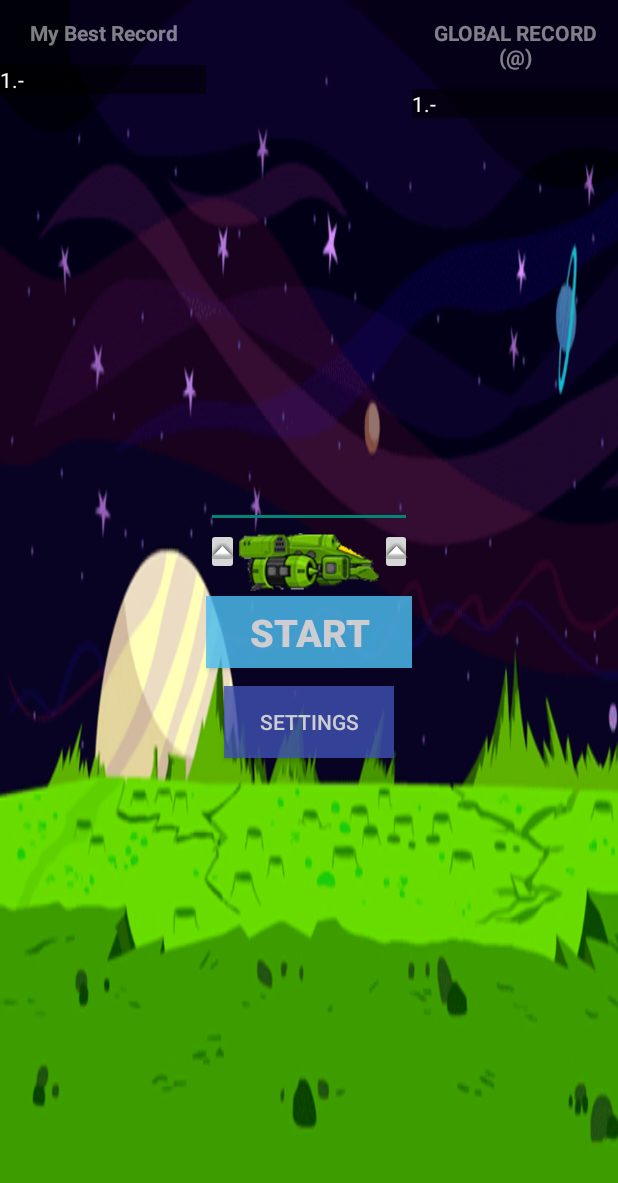
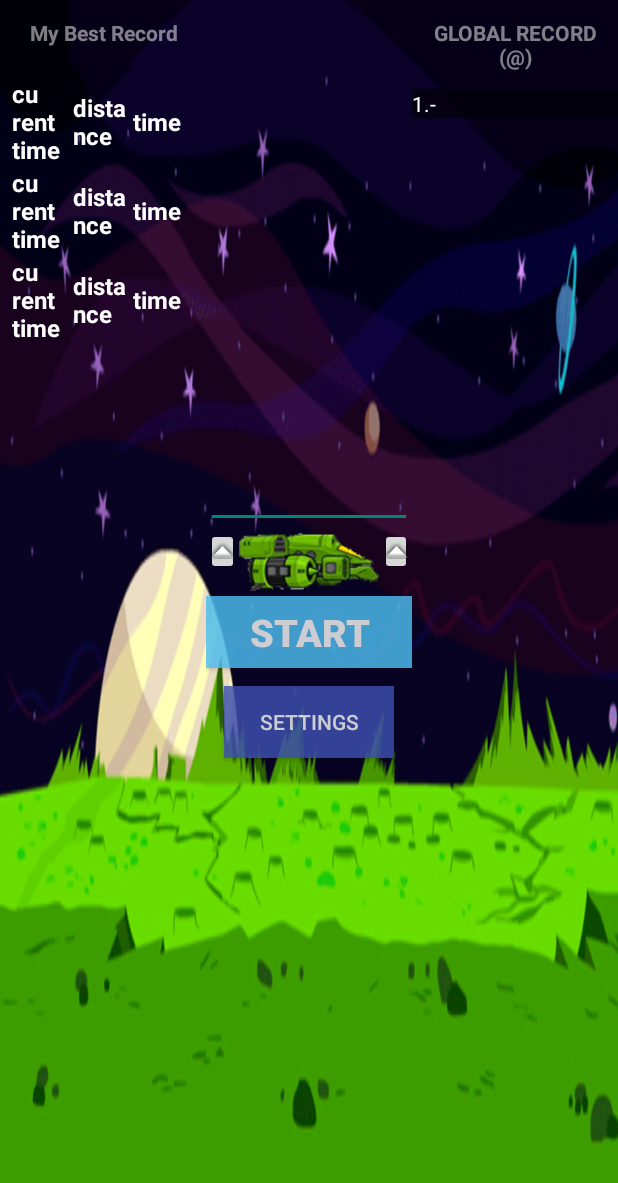
Before and after one commit to NickIvantsov/C4, an Android app: the layout main_fragment.xml on its own in the app's theme, with its tools: preview values and no code run, on a phone screen of 412 x 824 dp. Shown: the top 1183 px of the screen. Run offline under Robolectric (Android 15) with nearby library versions, the phone set to English and light mode, and no system bars.

Commit message:
added recyclerView for user records

```diff
--- a/app/src/main/java/ua/yandex/jere184/c4tappydefender/di/AppComponent.kt
+++ b/app/src/main/java/ua/yandex/jere184/c4tappydefender/di/AppComponent.kt
@@ -3,7 +3,6 @@ package ua.yandex.jere184.c4tappydefender.di
 import android.app.Application
 import dagger.BindsInstance
 import dagger.Component
-import dagger.Provides
 import dagger.android.support.AndroidSupportInjectionModule
 import ua.yandex.jere184.c4tappydefender.core.TappyCosmicEvasionApplication
 import javax.inject.Singleton
--- a/app/src/main/res/layout/main_fragment.xml
+++ b/app/src/main/res/layout/main_fragment.xml
@@ -150,26 +150,19 @@
                 android:textColor="@android:color/white"
                 android:textStyle="bold" />
 
-            <ScrollView
+            <androidx.recyclerview.widget.RecyclerView
+                android:id="@+id/rv_user_records"
                 android:layout_width="match_parent"
-                android:layout_height="match_parent">
-
-                <LinearLayout
-                    android:layout_width="match_parent"
-                    android:layout_height="wrap_content"
-                    android:orientation="vertical">
-
-                    <TextView
-                        android:id="@+id/tv_my_first_place"
-                        android:layout_width="match_parent"
-                        android:layout_height="wrap_content"
-                        android:alpha="1"
-                        android:background="#93000000"
-                        android:gravity="top|left"
-                        android:text="1.-"
-                        android:textColor="@android:color/background_light" />
-                </LinearLayout>
-            </ScrollView>
+                android:layout_height="match_parent"
+                android:layout_marginStart="8dp"
+                android:layout_marginTop="8dp"
+                android:layout_marginEnd="8dp"
+                android:layout_marginBottom="8dp"
+                app:layout_constraintBottom_toBottomOf="parent"
+                app:layout_constraintEnd_toEndOf="parent"
+                app:layout_constraintStart_toStartOf="parent"
+                app:layout_constraintTop_toTopOf="parent"
+                tools:listitem="@layout/user_record_item" />
 
             <!--<TextView-->
             <!--android:id="@+id/tv_my_secondPlace"-->
--- /dev/null
+++ b/app/src/main/res/layout/user_record_item.xml
@@ -0,0 +1,48 @@
+<?xml version="1.0" encoding="utf-8"?>
+<androidx.constraintlayout.widget.ConstraintLayout xmlns:android="http://schemas.android.com/apk/res/android"
+    xmlns:app="http://schemas.android.com/apk/res-auto"
+    xmlns:tools="http://schemas.android.com/tools"
+    android:layout_width="match_parent"
+    android:layout_height="wrap_content">
+
+    <TextView
+        android:id="@+id/tv_curent_time"
+        android:layout_width="0dp"
+        android:layout_height="wrap_content"
+        android:textColor="#FFFFFF"
+        android:textSize="16sp"
+        android:textStyle="bold"
+        app:layout_constraintEnd_toStartOf="@+id/tv_distance"
+        app:layout_constraintHorizontal_bias="0.5"
+        app:layout_constraintStart_toStartOf="parent"
+        app:layout_constraintTop_toTopOf="parent"
+        tools:text="curent time" />
+
+    <TextView
+        android:id="@+id/tv_distance"
+        android:layout_width="0dp"
+        android:layout_height="wrap_content"
+        android:textColor="#FFFFFF"
+        android:textSize="16sp"
+        android:textStyle="bold"
+        app:layout_constraintBottom_toBottomOf="@+id/tv_curent_time"
+        app:layout_constraintEnd_toStartOf="@+id/tv_time"
+        app:layout_constraintHorizontal_bias="0.5"
+        app:layout_constraintStart_toEndOf="@+id/tv_curent_time"
+        app:layout_constraintTop_toTopOf="@+id/tv_curent_time"
+        tools:text="distance" />
+
+    <TextView
+        android:id="@+id/tv_time"
+        android:layout_width="0dp"
+        android:layout_height="wrap_content"
+        android:textColor="#FFFFFF"
+        android:textSize="16sp"
+        android:textStyle="bold"
+        app:layout_constraintBottom_toBottomOf="@+id/tv_distance"
+        app:layout_constraintEnd_toEndOf="parent"
+        app:layout_constraintHorizontal_bias="0.5"
+        app:layout_constraintStart_toEndOf="@+id/tv_distance"
+        app:layout_constraintTop_toTopOf="@+id/tv_distance"
+        tools:text="time" />
+</androidx.constraintlayout.widget.ConstraintLayout>
```
Also changed, not shown: app/src/main/java/ua/yandex/jere184/c4tappydefender/ui/adapters/UserRecordsAdapter.kt (added, +63 -0 lines), app/src/main/java/ua/yandex/jere184/c4tappydefender/ui/adapters/viewHolders/UserRecordsViewHolder.kt (added, +9 -0 lines), app/src/main/java/ua/yandex/jere184/c4tappydefender/ui/fragments/main/MainFragment.kt (+8 -14 lines).
